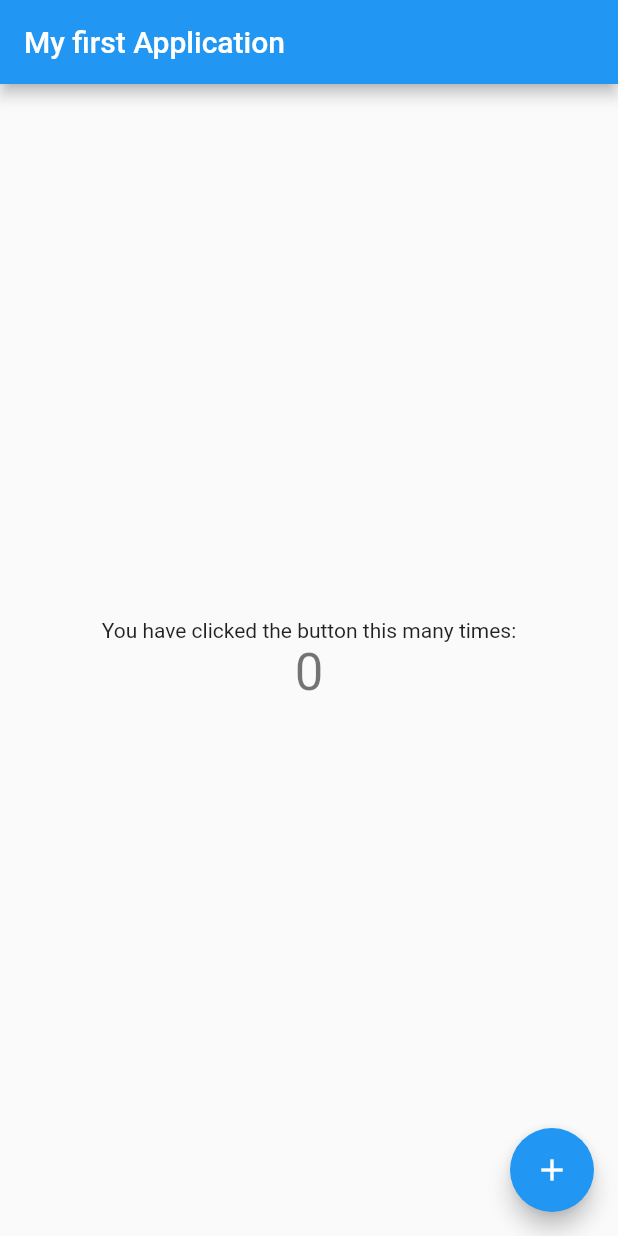
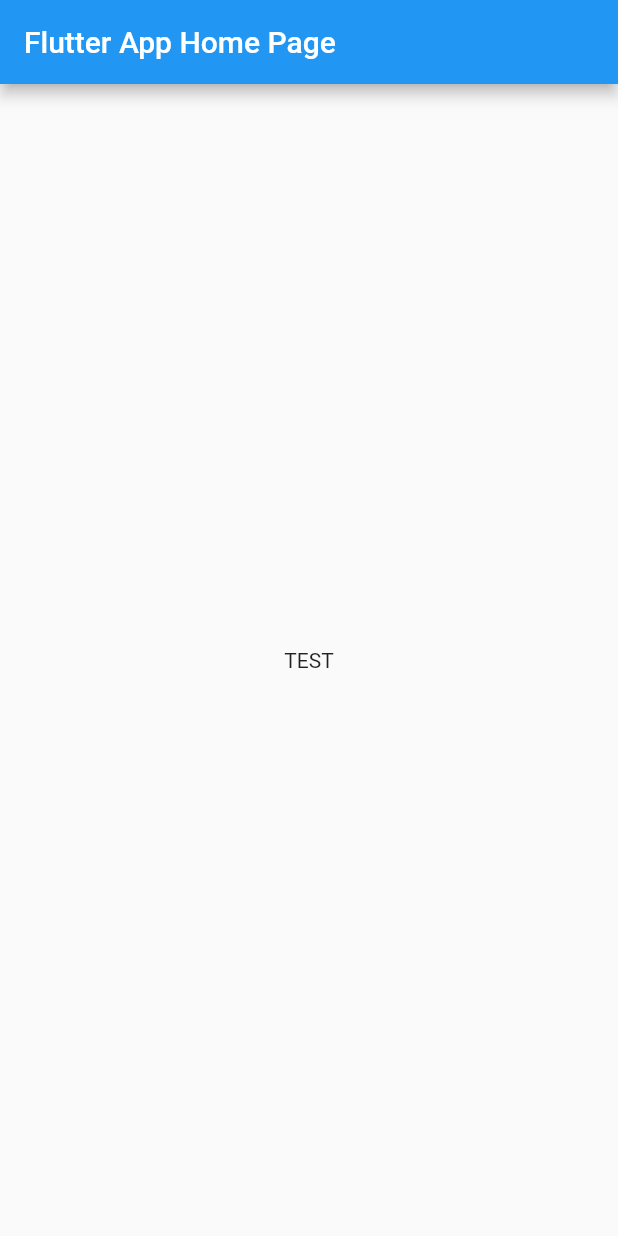
Before and after one commit to Dylan-Chauny/Flutter, a Flutter app: the screen it shows after launch, on a phone screen of 412 x 824 dp. Run offline on Flutter 3.47's test engine with Material 2 defaults, Android fonts, the phone set to English and light mode, and no system bars.

Commit message:
Update main.dart

```diff
--- a/lib/main.dart
+++ b/lib/main.dart
@@ -7,7 +7,7 @@ class MyApp extends StatelessWidget {
   @override
   Widget build(BuildContext context) {
     return MaterialApp(
-      title: 'Flutter Demo',
+      title: 'Fluteo App',
       theme: ThemeData(
         // This is the theme of your application.
         //
@@ -20,7 +20,7 @@ class MyApp extends StatelessWidget {
         // is not restarted.
         primarySwatch: Colors.blue,
       ),
-      home: MyHomePage(title: 'My first Application'),
+      home: MyHomePage(title: 'Flutter App Home Page'),
     );
   }
 }
@@ -44,18 +44,6 @@ class MyHomePage extends StatefulWidget {
 }
 
 class _MyHomePageState extends State<MyHomePage> {
-  int _counter = 0;
-
-  void _incrementCounter() {
-    setState(() {
-      // This call to setState tells the Flutter framework that something has
-      // changed in this State, which causes it to rerun the build method below
-      // so that the display can reflect the updated values. If we changed
-      // _counter without calling setState(), then the build method would not be
-      // called again, and so nothing would appear to happen.
-      _counter++;
-    });
-  }
 
   @override
   Widget build(BuildContext context) {
@@ -72,40 +60,8 @@ class _MyHomePageState extends State<MyHomePage> {
         title: Text(widget.title),
       ),
       body: Center(
-        // Center is a layout widget. It takes a single child and positions it
-        // in the middle of the parent.
-        child: Column(
-          // Column is also a layout widget. It takes a list of children and
-          // arranges them vertically. By default, it sizes itself to fit its
-          // children horizontally, and tries to be as tall as its parent.
-          //
-          // Invoke "debug painting" (press "p" in the console, choose the
-          // "Toggle Debug Paint" action from the Flutter Inspector in Android
-          // Studio, or the "Toggle Debug Paint" command in Visual Studio Code)
-          // to see the wireframe for each widget.
-          //
-          // Column has various properties to control how it sizes itself and
-          // how it positions its children. Here we use mainAxisAlignment to
-          // center the children vertically; the main axis here is the vertical
-          // axis because Columns are vertical (the cross axis would be
-          // horizontal).
-          mainAxisAlignment: MainAxisAlignment.center,
-          children: <Widget>[
-            Text(
-              'You have clicked the button this many times:',
-            ),
-            Text(
-              '$_counter',
-              style: Theme.of(context).textTheme.display1,
-            ),
-          ],
+        child: Text('TEST')
         ),
-      ),
-      floatingActionButton: FloatingActionButton(
-        onPressed: _incrementCounter,
-        tooltip: 'Increment',
-        child: Icon(Icons.add),
-      ), // This trailing comma makes auto-formatting nicer for build methods.
-    );
+      );
   }
 }
```
